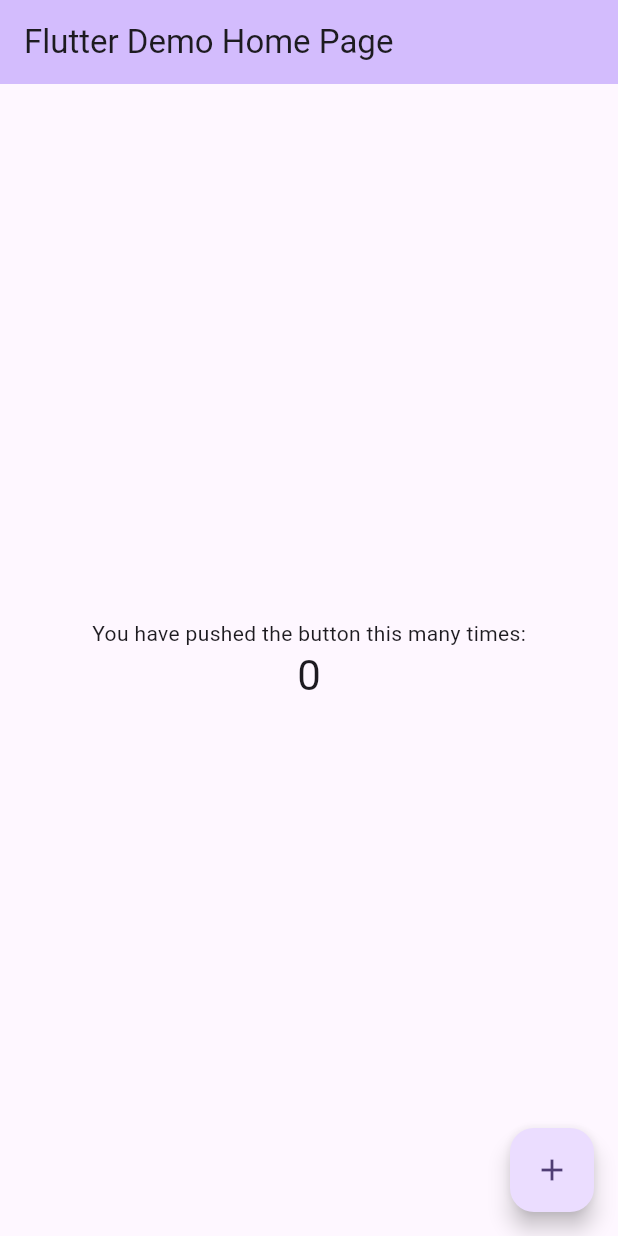
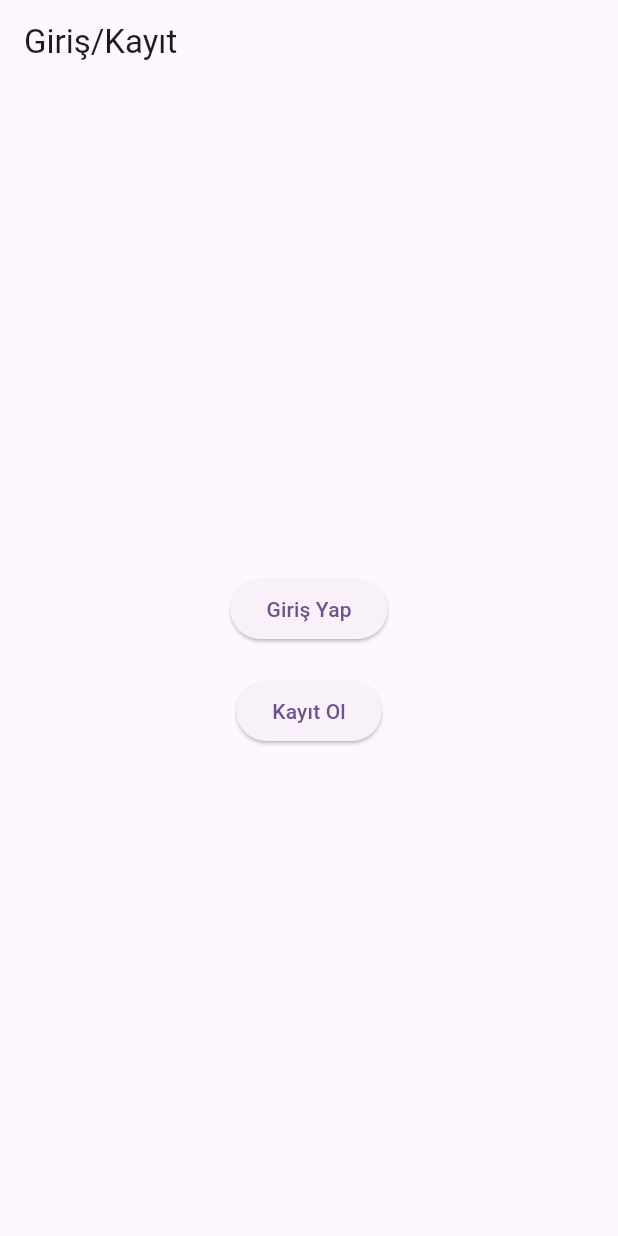
Before and after one commit to ozcanbayram/NoteLook-AI, a Flutter app: the screen it shows after launch, on a phone screen of 412 x 824 dp. Run offline on Flutter 3.47's test engine with Material 3 defaults, Android fonts, the phone set to English and light mode, and no system bars.

Commit message:
lib/screens/first_screen.dart         lib/screens/login_screen.dart         lib/screens/main_screen.dart         lib/screens/register_screen.dart  pages

```diff
--- a/lib/main.dart
+++ b/lib/main.dart
@@ -1,4 +1,5 @@
 import 'package:flutter/material.dart';
+import 'package:note_ai/screens/first_screen.dart';
 
 void main() {
   runApp(const MyApp());
@@ -11,115 +12,13 @@
   @override
   Widget build(BuildContext context) {
     return MaterialApp(
+      debugShowCheckedModeBanner: false,
       title: 'Flutter Demo',
       theme: ThemeData(
-        // This is the theme of your application.
-        //
-        // TRY THIS: Try running your application with "flutter run". You'll see
-        // the application has a purple toolbar. Then, without quitting the app,
-        // try changing the seedColor in the colorScheme below to Colors.green
-        // and then invoke "hot reload" (save your changes or press the "hot
-        // reload" button in a Flutter-supported IDE, or press "r" if you used
-        // the command line to start the app).
-        //
-        // Notice that the counter didn't reset back to zero; the application
-        // state is not lost during the reload. To reset the state, use hot
-        // restart instead.
-        //
-        // This works for code too, not just values: Most code changes can be
-        // tested with just a hot reload.
         colorScheme: ColorScheme.fromSeed(seedColor: Colors.deepPurple),
         useMaterial3: true,
       ),
-      home: const MyHomePage(title: 'Flutter Demo Home Page'),
+      home:FirstScreen(),
     );
   }
 }
-
-class MyHomePage extends StatefulWidget {
-  const MyHomePage({super.key, required this.title});
-
-  // This widget is the home page of your application. It is stateful, meaning
-  // that it has a State object (defined below) that contains fields that affect
-  // how it looks.
-
-  // This class is the configuration for the state. It holds the values (in this
-  // case the title) provided by the parent (in this case the App widget) and
-  // used by the build method of the State. Fields in a Widget subclass are
-  // always marked "final".
-
-  final String title;
-
-  @override
-  State<MyHomePage> createState() => _MyHomePageState();
-}
-
-class _MyHomePageState extends State<MyHomePage> {
-  int _counter = 0;
-
-  void _incrementCounter() {
-    setState(() {
-      // This call to setState tells the Flutter framework that something has
-      // changed in this State, which causes it to rerun the build method below
-      // so that the display can reflect the updated values. If we changed
-      // _counter without calling setState(), then the build method would not be
-      // called again, and so nothing would appear to happen.
-      _counter++;
-    });
-  }
-
-  @override
-  Widget build(BuildContext context) {
-    // This method is rerun every time setState is called, for instance as done
-    // by the _incrementCounter method above.
-    //
-    // The Flutter framework has been optimized to make rerunning build methods
-    // fast, so that you can just rebuild anything that needs updating rather
-    // than having to individually change instances of widgets.
-    return Scaffold(
-      appBar: AppBar(
-        // TRY THIS: Try changing the color here to a specific color (to
-        // Colors.amber, perhaps?) and trigger a hot reload to see the AppBar
-        // change color while the other colors stay the same.
-        backgroundColor: Theme.of(context).colorScheme.inversePrimary,
-        // Here we take the value from the MyHomePage object that was created by
-        // the App.build method, and use it to set our appbar title.
-        title: Text(widget.title),
-      ),
-      body: Center(
-        // Center is a layout widget. It takes a single child and positions it
-        // in the middle of the parent.
-        child: Column(
-          // Column is also a layout widget. It takes a list of children and
-          // arranges them vertically. By default, it sizes itself to fit its
-          // children horizontally, and tries to be as tall as its parent.
-          //
-          // Column has various properties to control how it sizes itself and
-          // how it positions its children. Here we use mainAxisAlignment to
-          // center the children vertically; the main axis here is the vertical
-          // axis because Columns are vertical (the cross axis would be
-          // horizontal).
-          //
-          // TRY THIS: Invoke "debug painting" (choose the "Toggle Debug Paint"
-          // action in the IDE, or press "p" in the console), to see the
-          // wireframe for each widget.
-          mainAxisAlignment: MainAxisAlignment.center,
-          children: <Widget>[
-            const Text(
-              'You have pushed the button this many times:',
-            ),
-            Text(
-              '$_counter',
-              style: Theme.of(context).textTheme.headlineMedium,
-            ),
-          ],
-        ),
-      ),
-      floatingActionButton: FloatingActionButton(
-        onPressed: _incrementCounter,
-        tooltip: 'Increment',
-        child: const Icon(Icons.add),
-      ), // This trailing comma makes auto-formatting nicer for build methods.
-    );
-  }
-}
--- /dev/null
+++ b/lib/screens/first_screen.dart
@@ -0,0 +1,49 @@
+import 'package:flutter/material.dart';
+import 'package:note_ai/screens/login_screen.dart';
+import 'package:note_ai/screens/register_screen.dart';
+
+class FirstScreen extends StatefulWidget {
+  const FirstScreen({super.key});
+
+  @override
+  State<FirstScreen> createState() => _FirstScreenState();
+}
+
+class _FirstScreenState extends State<FirstScreen> {
+  @override
+  Widget build(BuildContext context) {
+    return Scaffold(
+      appBar: AppBar(
+        title: const Text('Giriş/Kayıt'),
+      ),
+      body: Center(
+        child: Column(
+          mainAxisAlignment: MainAxisAlignment.center,
+          children: [
+            ElevatedButton(
+              onPressed: () {
+                // Navigate to login screen
+                Navigator.push(
+                  context,
+                  MaterialPageRoute(builder: (context) => LoginScreen()),
+                );
+              },
+              child: const Text('Giriş Yap'),
+            ),
+            SizedBox(height: 20),
+            ElevatedButton(
+              onPressed: () {
+                // Navigate to register screen
+                Navigator.push(
+                  context,
+                  MaterialPageRoute(builder: (context) => RegisterScreen()),
+                );
+              },
+              child: const Text('Kayıt Ol'),
+            ),
+          ],
+        ),
+      ),
+    );
+  }
+}
```
Also changed, not shown: lib/screens/login_screen.dart (added, +105 -0 lines), lib/screens/main_screen.dart (added, +91 -0 lines), lib/screens/register_screen.dart (added, +91 -0 lines).
